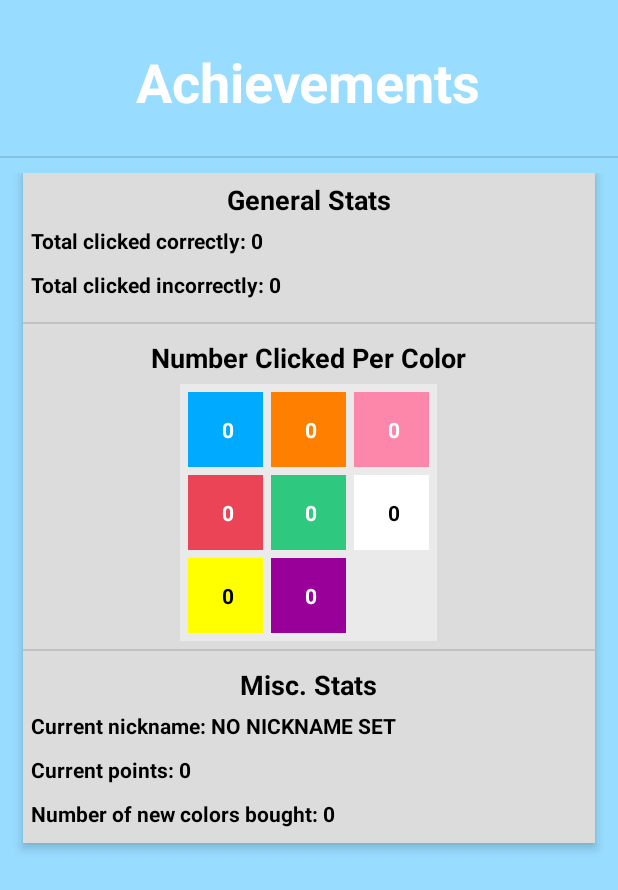
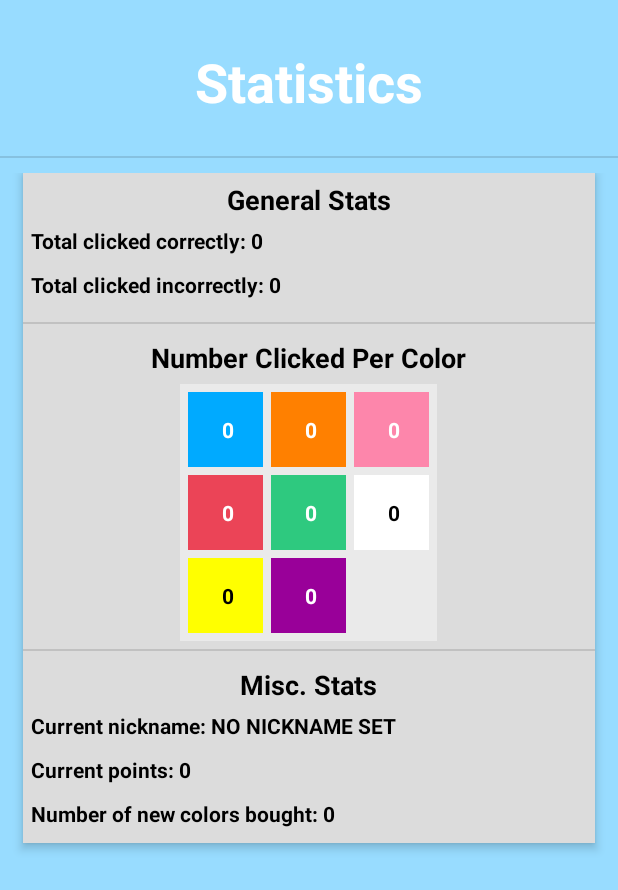
Before and after one commit to Scusemua/ColorClicker, an Android app: the AchievementsMenu screen opened directly, with no data from a screen before it, on a phone screen of 412 x 824 dp. Shown: the top 890 px of the screen. Run offline under Robolectric (Android 15) with nearby library versions, the phone set to English and light mode, and no system bars.

Commit message:
Changed the text of the Achievements/Statistics button from "Achievements" to "Statistics"

```diff
--- a/app/src/main/res/values/strings.xml
+++ b/app/src/main/res/values/strings.xml
@@ -29,7 +29,7 @@
     <string name="button_colorChooser">Pick Colors</string>
     <string name="checkbox_enableColor">Enable color</string>
     <string name="textview_colorChooserTitle">Color Chooser</string>
-    <string name="button_stats">Achievements</string>
+    <string name="button_stats">Statistics</string>
     <string name="defaultmTextViewTotalClickedGood">Total clicked correctly: </string>
     <string name="defaultmTextViewTotalClickedBad">Total clicked incorrectly: </string>
     <string name="defaultmTextViewRed">Red: </string>
```
